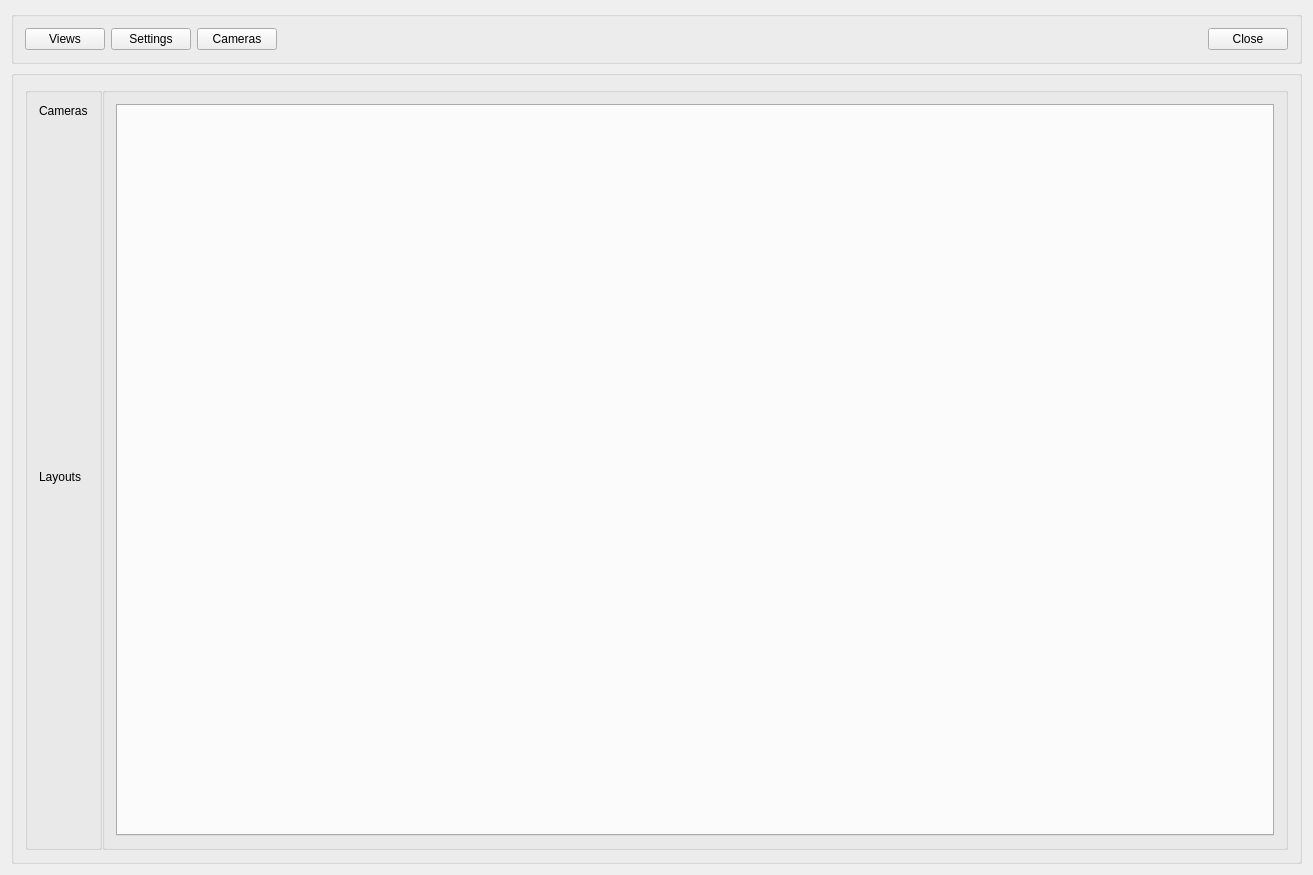
sydalirza/Centralized-CCTV-Server, file mainwindow.ui: the form before one commit.
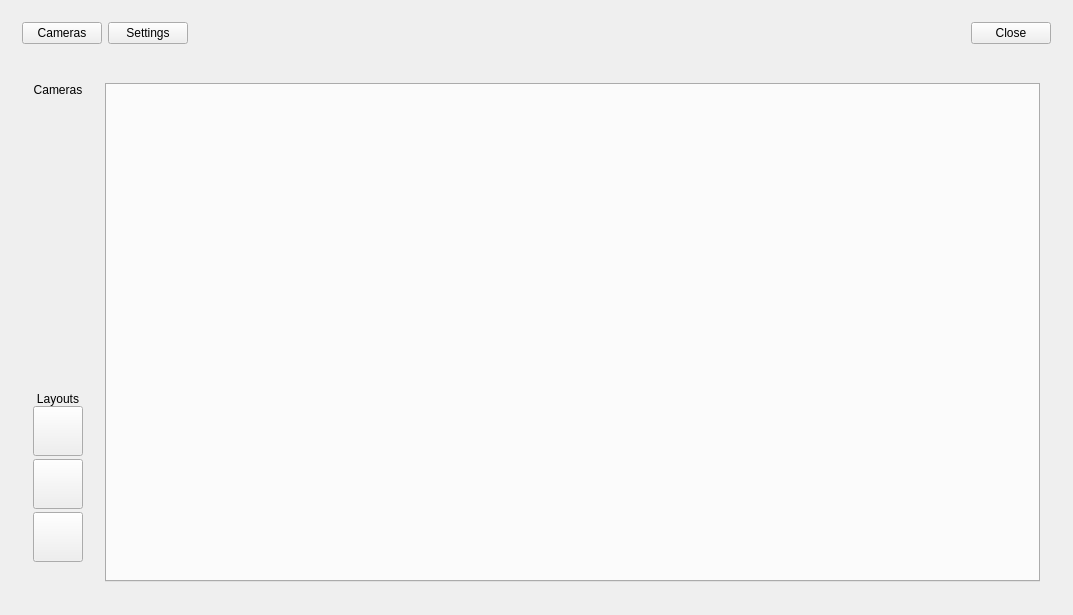
The form after the commit.

```diff
--- a/mainwindow.ui
+++ b/mainwindow.ui
@@ -6,8 +6,8 @@
    <rect>
     <x>0</x>
     <y>0</y>
-    <width>1313</width>
-    <height>875</height>
+    <width>1073</width>
+    <height>615</height>
    </rect>
   </property>
   <property name="sizePolicy">
@@ -25,33 +25,16 @@
      <enum>QLayout::SetDefaultConstraint</enum>
     </property>
     <item>
-     <widget class="QGroupBox" name="menubar">
+     <widget class="QFrame" name="menubar">
       <property name="sizePolicy">
        <sizepolicy hsizetype="Expanding" vsizetype="Fixed">
         <horstretch>0</horstretch>
         <verstretch>0</verstretch>
        </sizepolicy>
       </property>
-      <property name="title">
-       <string/>
-      </property>
       <layout class="QHBoxLayout" name="horizontalLayout_2">
        <item>
         <layout class="QHBoxLayout" name="horizontalLayout">
-         <item>
-          <widget class="QPushButton" name="views_button">
-           <property name="text">
-            <string>Views</string>
-           </property>
-          </widget>
-         </item>
-         <item>
-          <widget class="QPushButton" name="settings_button">
-           <property name="text">
-            <string>Settings</string>
-           </property>
-          </widget>
-         </item>
          <item>
           <widget class="QPushButton" name="cameras_button">
            <property name="text">
@@ -59,6 +42,13 @@
            </property>
           </widget>
          </item>
+         <item>
+          <widget class="QPushButton" name="settings_button">
+           <property name="text">
+            <string>Settings</string>
+           </property>
+          </widget>
+         </item>
          <item>
           <spacer name="horizontalSpacer">
            <property name="orientation">
@@ -85,10 +75,7 @@
      </widget>
     </item>
     <item>
-     <widget class="QGroupBox" name="mainbox">
-      <property name="title">
-       <string/>
-      </property>
+     <widget class="QFrame" name="mainbox">
       <layout class="QHBoxLayout" name="horizontalLayout_4" stretch="50">
        <item>
         <layout class="QHBoxLayout" name="horizontalLayout_3" stretch="0,0">
@@ -96,25 +83,25 @@
           <number>0</number>
          </property>
          <item>
-          <widget class="QGroupBox" name="sidemenu">
-           <property name="title">
-            <string/>
+          <widget class="QFrame" name="sidemenu">
+           <property name="sizePolicy">
+            <sizepolicy hsizetype="Fixed" vsizetype="Preferred">
+             <horstretch>0</horstretch>
+             <verstretch>0</verstretch>
+            </sizepolicy>
            </property>
-           <layout class="QVBoxLayout" name="verticalLayout_2" stretch="0,1,0,0,1,0,0">
+           <layout class="QVBoxLayout" name="verticalLayout_2" stretch="0,1,0,0,0,0,0">
             <property name="spacing">
              <number>0</number>
             </property>
             <item>
              <widget class="QLabel" name="label">
-              <property name="sizePolicy">
-               <sizepolicy hsizetype="Fixed" vsizetype="Preferred">
-                <horstretch>0</horstretch>
-                <verstretch>0</verstretch>
-               </sizepolicy>
-              </property>
               <property name="text">
                <string>Cameras</string>
               </property>
+              <property name="alignment">
+               <set>Qt::AlignCenter</set>
+              </property>
              </widget>
             </item>
             <item>
@@ -148,44 +135,86 @@
               <property name="text">
                <string>Layouts</string>
               </property>
+              <property name="alignment">
+               <set>Qt::AlignCenter</set>
+              </property>
              </widget>
             </item>
             <item>
              <layout class="QVBoxLayout" name="layoutnames">
               <property name="spacing">
-               <number>0</number>
+               <number>3</number>
               </property>
+              <item>
+               <widget class="QPushButton" name="one_layout">
+                <property name="minimumSize">
+                 <size>
+                  <width>50</width>
+                  <height>50</height>
+                 </size>
+                </property>
+                <property name="text">
+                 <string/>
+                </property>
+               </widget>
+              </item>
+              <item>
+               <widget class="QPushButton" name="four_layout">
+                <property name="minimumSize">
+                 <size>
+                  <width>50</width>
+                  <height>50</height>
+                 </size>
+                </property>
+                <property name="text">
+                 <string/>
+                </property>
+               </widget>
+              </item>
+              <item>
+               <widget class="QPushButton" name="sixteen_layout">
+                <property name="minimumSize">
+                 <size>
+                  <width>50</width>
+                  <height>50</height>
+                 </size>
+                </property>
+                <property name="text">
+                 <string/>
+                </property>
+               </widget>
+              </item>
              </layout>
             </item>
-            <item>
-             <spacer name="verticalSpacer">
-              <property name="orientation">
-               <enum>Qt::Vertical</enum>
-              </property>
-              <property name="sizeHint" stdset="0">
-               <size>
-                <width>20</width>
-                <height>40</height>
-               </size>
-              </property>
-             </spacer>
-            </item>
             <item>
              <layout class="QVBoxLayout" name="verticalLayout_4"/>
             </item>
+            <item>
+             <spacer name="verticalSpacer">
+              <property name="orientation">
+               <enum>Qt::Vertical</enum>
+              </property>
+              <property name="sizeType">
+               <enum>QSizePolicy::Fixed</enum>
+              </property>
+              <property name="sizeHint" stdset="0">
+               <size>
+                <width>20</width>
+                <height>20</height>
+               </size>
+              </property>
+             </spacer>
+            </item>
            </layout>
           </widget>
          </item>
          <item>
-          <widget class="QGroupBox" name="tab_view">
-           <property name="title">
-            <string/>
-           </property>
+          <widget class="QFrame" name="tab_view">
            <layout class="QVBoxLayout" name="verticalLayout_3">
             <item>
              <widget class="QTabWidget" name="tabWidget">
               <property name="autoFillBackground">
-               <bool>false</bool>
+               <bool>true</bool>
               </property>
               <property name="currentIndex">
                <number>-1</number>
```
